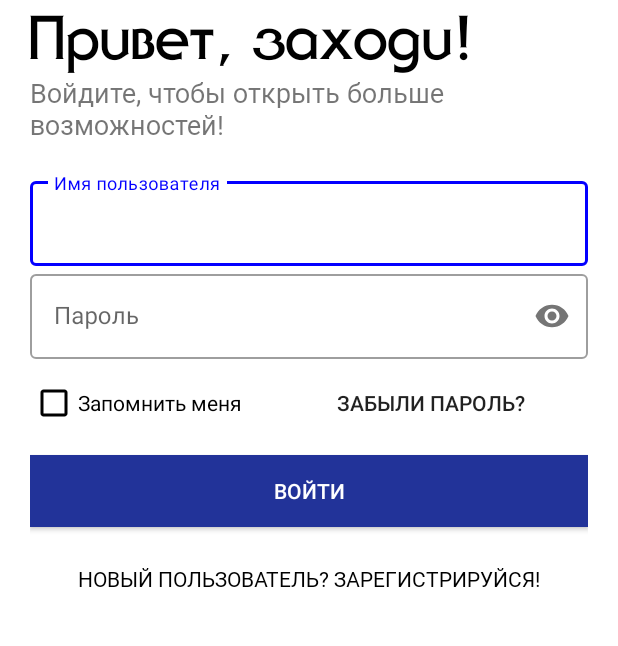
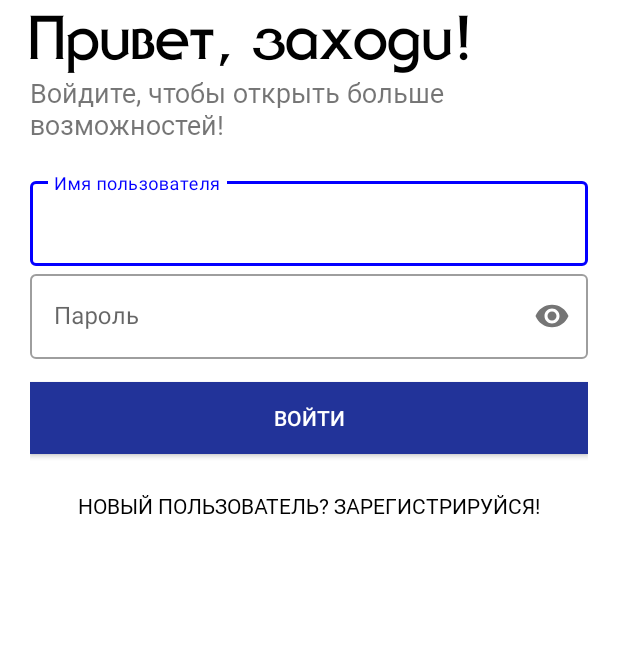
Before and after one commit to ilyamarvin/Fisherman_Handbook_2, an Android app: the LoginActivity screen opened directly, with no data from a screen before it, on a phone screen of 412 x 824 dp, the part 345-991 px from its top. Run offline under Robolectric (Android 15) with nearby library versions, the phone set to English and light mode, and no system bars; our stand-ins replace Firebase (no records; nobody signed in at launch, a user with empty details on screens opened directly).

Commit message:
Cleaned code.

```diff
--- a/app/src/main/res/layout/activity_login.xml
+++ b/app/src/main/res/layout/activity_login.xml
@@ -91,37 +91,11 @@
 
             </com.google.android.material.textfield.TextInputLayout>
 
-            <RelativeLayout
-                android:layout_width="match_parent"
-                android:layout_height="wrap_content">
-
-                <CheckBox
-                    style="@style/Widget.AppCompat.CompoundButton.CheckBox"
-                    android:layout_width="wrap_content"
-                    android:layout_height="wrap_content"
-                    android:layout_centerVertical="true"
-                    android:buttonTint="@color/black"
-                    android:text="@string/remember_me"
-                    android:textColor="@color/black" />
-
-                <Button
-                    android:layout_width="200dp"
-                    android:layout_height="wrap_content"
-                    android:layout_alignParentEnd="true"
-                    android:layout_alignParentRight="true"
-                    android:layout_gravity="right"
-                    android:layout_margin="5dp"
-                    android:background="#00000000"
-                    android:elevation="0dp"
-                    android:text="@string/forget_password" />
-
-            </RelativeLayout>
-
             <Button
                 android:id="@+id/login_btn"
                 android:layout_width="match_parent"
                 android:layout_height="wrap_content"
-                android:layout_marginTop="5dp"
+                android:layout_marginTop="15dp"
                 android:layout_marginBottom="5dp"
                 android:background="#239"
                 android:onClick="loginUser"
```
